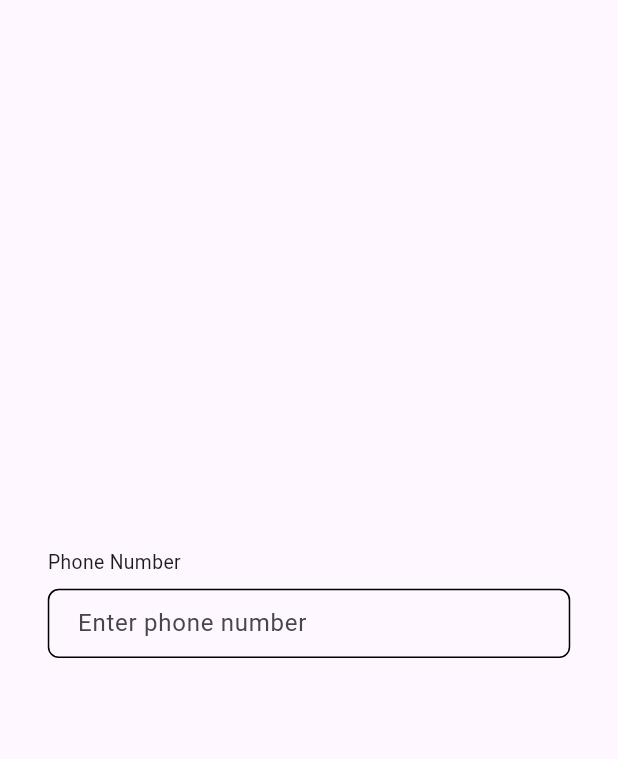
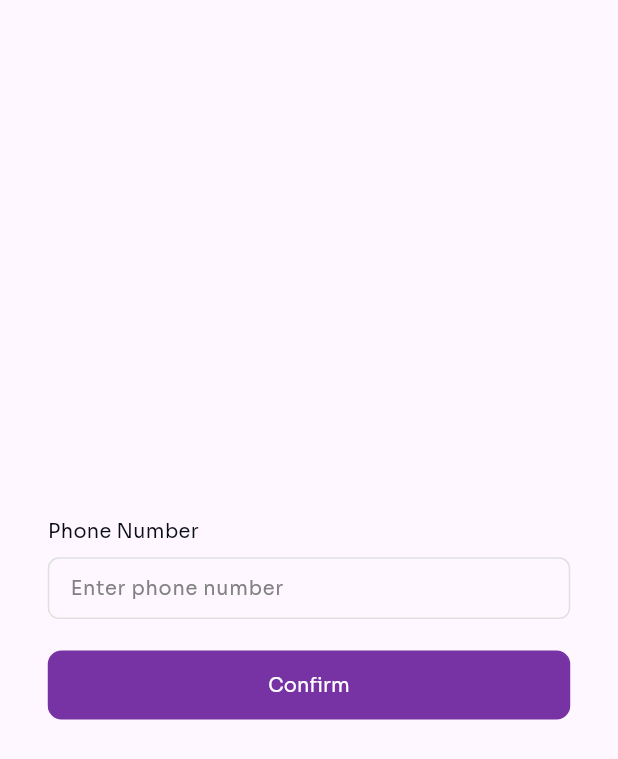
Before and after one commit to geekpius/ussd_app, a Flutter app: the screen it shows after launch, on a phone screen of 412 x 824 dp. Shown: the top 759 px of the screen. Run offline on Flutter 3.47's test engine with Material 2 defaults, Android fonts, the phone set to English and light mode, and no system bars; our stand-ins replace flutter_hooks, flutter_screenutil, get_it, go_router, shared_preferences.

Commit message:
added fonts

```diff
--- a/lib/routes.dart
+++ b/lib/routes.dart
@@ -1,4 +1,5 @@
 
+import 'package:flutter/material.dart';
 import 'package:go_router/go_router.dart';
 import 'package:ussd_app/screens/error_screen.dart';
 import 'package:ussd_app/screens/home_screen.dart';
@@ -26,4 +27,35 @@ final router = GoRouter(
 class AppRoute{
   static String get login => 'login';
   static String get homePage => 'home';
+
+
+  static void go(BuildContext context, String location, {Object? extra}){
+    context.go(location, extra: extra);
+  }
+
+  static Future<Object?> pushNamed(BuildContext context, String routeName, {
+    Map<String, String> pathParameters = const <String, String>{},
+    Map<String, dynamic> queryParameters = const <String, dynamic>{},
+    Object? extra,
+  }) => context.pushNamed(
+    routeName,
+    pathParameters: pathParameters,
+    queryParameters: queryParameters,
+    extra: extra,
+  );
+
+  static void pushReplacementNamed(BuildContext context, String routeName, {
+    Map<String, String> pathParameters = const <String, String>{},
+    Map<String, dynamic> queryParameters = const <String, dynamic>{},
+    Object? extra,
+  }) => context.pushReplacementNamed(
+    routeName,
+    pathParameters: pathParameters,
+    queryParameters: queryParameters,
+    extra: extra,
+  );
+
+  static void pop(BuildContext context, [Object? result]){
+    context.pop(result);
+  }
 }
--- a/lib/screens/login_screen.dart
+++ b/lib/screens/login_screen.dart
@@ -1,7 +1,9 @@
 import 'package:flutter/material.dart';
 import 'package:flutter_hooks/flutter_hooks.dart';
+import 'package:ussd_app/routes.dart';
 import 'package:ussd_app/utils/app_theme.dart';
 import 'package:ussd_app/widgets/common/vertical_space.dart';
+import 'package:ussd_app/widgets/forms/app_primary_button.dart';
 import 'package:ussd_app/widgets/forms/u_form_label.dart';
 import 'package:ussd_app/widgets/forms/u_input_field.dart';
 
@@ -42,6 +44,13 @@ class LoginScreen extends HookWidget {
                   phoneFocusNode.unfocus();
                 },
               ),
+
+              AppPrimaryButton(
+                onPressed: (){
+                  AppRoute.pushNamed(context, AppRoute.homePage);
+                },
+                text: 'Confirm',
+              )
             ],
           ),
         ),
--- a/lib/utils/constants.dart
+++ b/lib/utils/constants.dart
@@ -14,10 +14,10 @@ const kAikiSecondary1 = Color(0xFFF3E0FF);
 const kAikiSubtitleBlack = Color(0xFF666666);
 const kAikiSubtitleBlack1 = Color(0xFF828282);
 const kAikiSubtitleBlack2 = Color(0xFF727272);
-const kAikiBlack = Color(0xFF0A0D14);
-const kAikiError = Color(0xFFE02D3C);
-const kAikiErrorDark = Color(0xFFB72525);
-const kAikiSuccess = Color(0xFF08875D);
+const kBlackColor = Color(0xFF0A0D14);
+const kErrorColor = Color(0xFFE02D3C);
+const kErrorDarkColor = Color(0xFFB72525);
+const kSuccessColor = Color(0xFF08875D);
 const kAikiGreen = Color(0xFF31AA52);
 const kAikiDone = Color(0xFFDBFFDA);
 const kAikiFieldBg = Color(0xFFFAF9F9);
@@ -34,19 +34,19 @@ const kAikiPending1 = Color(0xFFFEF4CB);
 
 
 const kRegularFontStyle = TextStyle(
-  fontFamily: 'Outfit-Regular',
+  fontFamily: 'Sora-Regular',
   fontStyle: FontStyle.normal,
   fontWeight: FontWeight.w400,
 );
 
 const kMediumFontStyle = TextStyle(
-  fontFamily: 'Outfit-Medium',
+  fontFamily: 'Sora-Medium',
   fontStyle: FontStyle.normal,
   fontWeight: FontWeight.w500,
 );
 
 const kBoldFontStyle = TextStyle(
-  fontFamily: 'Outfit-Bold',
+  fontFamily: 'Sora-Bold',
   fontStyle: FontStyle.normal,
   fontWeight: FontWeight.w700,
 );
--- a/lib/widgets/forms/app_primary_button.dart
+++ b/lib/widgets/forms/app_primary_button.dart
@@ -23,7 +23,7 @@ class AppPrimaryButton extends StatelessWidget {
     this.color,
     this.textStyle,
     this.minWidth,
-    this.height = 59.0,
+    this.height = 50.0,
     this.scaledText = true,
     this.borderColor,
     this.enabled = true,
@@ -55,7 +55,7 @@ class AppPrimaryButton extends StatelessWidget {
         Text(
           text,
           style: textStyle?? kRegularFontStyle.copyWith(
-            fontSize: AppTheme.fontSize(fontSize?? 19.0),
+            fontSize: AppTheme.fontSize(fontSize?? 14.0),
             color: enabled ? AppTheme.getThemeColor(textColor?? kPrimaryWhite) : AppTheme.getThemeColor(textColor?? kPrimaryBlack),
           ),
         )
--- a/lib/widgets/forms/u_form_label.dart
+++ b/lib/widgets/forms/u_form_label.dart
@@ -1,5 +1,6 @@
 import 'package:flutter/material.dart';
 import 'package:ussd_app/utils/app_theme.dart';
+import 'package:ussd_app/utils/constants.dart';
 
 class UFormLabel extends StatelessWidget {
   const UFormLabel({
@@ -13,8 +14,9 @@ class UFormLabel extends StatelessWidget {
   Widget build(BuildContext context) {
     return Text(
       text,
-      style: TextStyle(
+      style: kRegularFontStyle.copyWith(
         fontSize: AppTheme.fontSize(14),
+        color: AppTheme.getThemeColor(kBlackColor),
       ),
     );
   }
--- a/lib/widgets/forms/u_input_field.dart
+++ b/lib/widgets/forms/u_input_field.dart
@@ -1,6 +1,7 @@
 import 'package:flutter/material.dart';
 import 'package:flutter/services.dart';
 import 'package:ussd_app/utils/app_theme.dart';
+import 'package:ussd_app/utils/constants.dart';
 
 class UInputField extends StatelessWidget {
   final Function(String?)? onChanged;
@@ -29,6 +30,7 @@ class UInputField extends StatelessWidget {
   final String? counterText;
 
   const UInputField({
+    Key? key,
     this.onChanged,
     this.validator,
     this.hintText,
@@ -53,7 +55,7 @@ class UInputField extends StatelessWidget {
     this.textInputAction = TextInputAction.done,
     this.helperHeight,
     this.counterText = '',
-  });
+  }): super(key: key);
 
   @override
   Widget build(BuildContext context) {
@@ -64,10 +66,10 @@ class UInputField extends StatelessWidget {
       keyboardType: keyboardType,
       textInputAction: textInputAction,
       textAlign: textAlign,
-      // style: kSemiBoldFontStyle.copyWith(
-      //   fontSize: MyTheme.fontSize(14.0),
-      //   color: MyTheme.getThemeColor(kZuberiBlackColor, kZuberiWhiteColor),
-      // ),
+      style: kMediumFontStyle.copyWith(
+        fontSize: AppTheme.fontSize(14.0),
+        color: AppTheme.getThemeColor(kBlackColor, kPrimaryWhite),
+      ),
       onChanged: onChanged,
       validator: validator,
       maxLength: maxLength,
@@ -86,41 +88,40 @@ class UInputField extends StatelessWidget {
         counterText: counterText,
         helperText: helperText,
         isDense: true,
-        // hintStyle: kRegularFontStyle.copyWith(
-        //   fontSize: MyTheme.fontSize(14.0),
-        //   color: MyTheme.getThemeColor(kZuberiBlackColor50),
-        // ),
-        // helperStyle: kRegularFontStyle.copyWith(
-        //   fontSize: MyTheme.fontSize(14.0),
-        //   color: helperStyleColor?? MyTheme.getThemeColor(kZuberiBlackColor, kZuberiWhiteColor),
-        //   height: helperHeight,
-        // ),
-        // counterStyle: kSemiBoldFontStyle.copyWith(
-        //   fontSize: MyTheme.fontSize(10),
-        //   color: MyTheme.getThemeColor(kZuberiBlackColor),
-        // ),
-        // errorStyle: kRegularFontStyle.copyWith(
-        //   fontSize: MyTheme.fontSize(12.0),
-        //   color: MyTheme.getThemeColor(kZuberiSystemErrorColor),
-        // ),
-        contentPadding: EdgeInsets.symmetric(
-          horizontal: AppTheme.width(16.0),
-          vertical: AppTheme.height(12.0),
+        hintStyle: kRegularFontStyle.copyWith(
+          fontSize: AppTheme.fontSize(14.0),
+          color: AppTheme.getThemeColor(kAikiSubtitleBlack1),
+        ),
+        helperStyle: kRegularFontStyle.copyWith(
+          fontSize: AppTheme.fontSize(14.0),
+          color: helperStyleColor?? AppTheme.getThemeColor(kBlackColor, kPrimaryWhite),
+          height: helperHeight,
+        ),
+        counterStyle: kMediumFontStyle.copyWith(
+          fontSize: AppTheme.fontSize(10),
+          color: AppTheme.getThemeColor(kBlackColor),
+        ),
+        errorStyle: kRegularFontStyle.copyWith(
+          fontSize: AppTheme.fontSize(12.0),
+          color: AppTheme.getThemeColor(kErrorColor),
+        ),
+        contentPadding: EdgeInsets.all(
+          AppTheme.radius(12.0),
         ),
         errorBorder: OutlineInputBorder(
           borderRadius: BorderRadius.all(Radius.circular(AppTheme.radius(8.0))),
-          borderSide: BorderSide(color: AppTheme.getThemeColor(Colors.red), width: 1.0),
+          borderSide: BorderSide(color: AppTheme.getThemeColor(kErrorColor), width: 1.0),
         ),
         border: OutlineInputBorder(
-          // borderSide: BorderSide(color: successBorderColor ? kZuberiGreenColor : MyTheme.getThemeColor(kZuberiMetallicColor, kZuberiBlackColor75), width: 1.0),
+          borderSide: BorderSide(color: successBorderColor ? kSuccessColor :  AppTheme.getThemeColor(kGrey5), width: 1.0),
           borderRadius: BorderRadius.all(Radius.circular(AppTheme.radius(8.0))),
         ),
         enabledBorder: OutlineInputBorder(
-          // borderSide: BorderSide(color: successBorderColor ? kZuberiGreenColor :  MyTheme.getThemeColor(kZuberiMetallicColor, kZuberiBlackColor75), width: 1.0),
+          borderSide: BorderSide(color: successBorderColor ? kSuccessColor :  AppTheme.getThemeColor(kGrey5), width: 1.0),
           borderRadius: BorderRadius.all(Radius.circular(AppTheme.radius(8.0))),
         ),
         focusedBorder: OutlineInputBorder(
-          // borderSide: BorderSide(color: successBorderColor ? kZuberiGreenColor :  MyTheme.getThemeColor(kZuberiMetallicColor, kZuberiBlackColor75), width: 1.0),
+          borderSide: BorderSide(color: successBorderColor ? kSuccessColor :  AppTheme.getThemeColor(kGrey5), width: 1.0),
           borderRadius: BorderRadius.all(Radius.circular(AppTheme.radius(8.0))),
         ),
       ),
```
Also changed, not shown: lib/screens/home_screen.dart (+5 -39 lines), pubspec.yaml (+18 -24 lines), assets/fonts/Sora-Bold.ttf (added), assets/fonts/Sora-Medium.ttf (added), assets/fonts/Sora-Regular.ttf (added), 1 other file.
